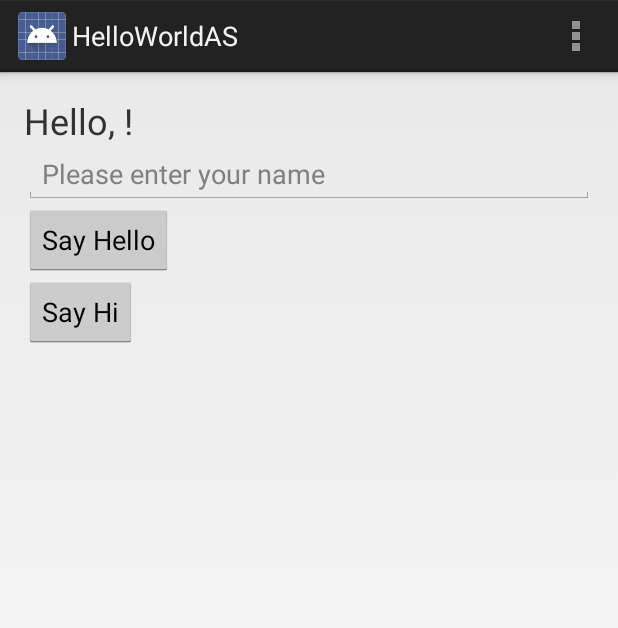
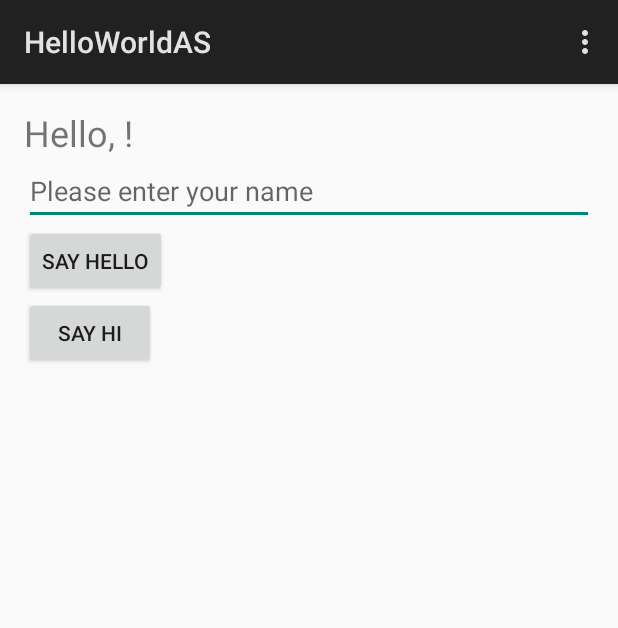
Before and after one commit to kousen/HelloWorldAS, an Android app: the screen it shows after launch (MyActivity), in the options menu, after a tap on "Settings", on a phone screen of 412 x 824 dp. Shown: the top 628 px of the screen. Run offline under Robolectric (Android 15) with nearby library versions, the phone set to English and light mode, and no system bars.

```diff
--- a/app/src/main/java/com/nfjs/helloworldas/WelcomeActivity.java
+++ b/app/src/main/java/com/nfjs/helloworldas/WelcomeActivity.java
@@ -2,6 +2,11 @@ package com.nfjs.helloworldas;
 
 import android.app.Activity;
 import android.app.DialogFragment;
+import android.app.Notification;
+import android.app.NotificationManager;
+import android.app.PendingIntent;
+import android.app.TaskStackBuilder;
+import android.content.Intent;
 import android.os.Bundle;
 import android.util.Log;
 import android.view.Menu;
@@ -19,6 +24,8 @@ import java.util.Map;
 
 
 public class WelcomeActivity extends Activity implements NameFragment.Rateable {
+    public static final int NOTIFICATION_ID = 314159;
+
     private TextView greetingText;
     private DatabaseAdapter adapter;
     private Map<String, Integer> ratings = new HashMap<>();
@@ -35,6 +42,7 @@ public class WelcomeActivity extends Activity implements NameFragment.Rateable {
         greetingText = (TextView) findViewById(R.id.greeting_text);
         String format = getString(R.string.greeting);
         greetingText.setText(String.format(format, name));
+        notifyUser(name);
 
         adapter = new DatabaseAdapter(this);
         adapter.open();
@@ -69,6 +77,27 @@ public class WelcomeActivity extends Activity implements NameFragment.Rateable {
                 fragment.show(getFragmentManager(), "Nothing");
             }
         });
+    }
+
+    private void notifyUser(String name) {
+        Intent intent = new Intent(this, MyActivity.class);
+        TaskStackBuilder tsb = TaskStackBuilder.create(this);
+        tsb.addParentStack(MyActivity.class);
+        tsb.addNextIntent(intent);
+        PendingIntent pendingIntent =
+                tsb.getPendingIntent(0, PendingIntent.FLAG_UPDATE_CURRENT);
+        Notification notification = new Notification.Builder(this)
+                .setSmallIcon(R.drawable.ic_launcher)
+                .setContentTitle(getString(R.string.app_name))
+                .setContentText("Greeted: " + name)
+                .setAutoCancel(true)
+                .setTicker("Greeted: " + name)
+                .setContentIntent(pendingIntent)
+                .build();
+
+        NotificationManager manager =
+                (NotificationManager) getSystemService(NOTIFICATION_SERVICE);
+        manager.notify(NOTIFICATION_ID, notification);
     }
 
     @Override
--- /dev/null
+++ b/app/src/main/res/values-v21/styles.xml
@@ -0,0 +1,8 @@
+<resources>
+
+    <!-- Base application theme. -->
+    <style name="AppTheme" parent="android:Theme.Material.Light.DarkActionBar">
+        <!-- Customize your theme here. -->
+    </style>
+
+</resources>
```
